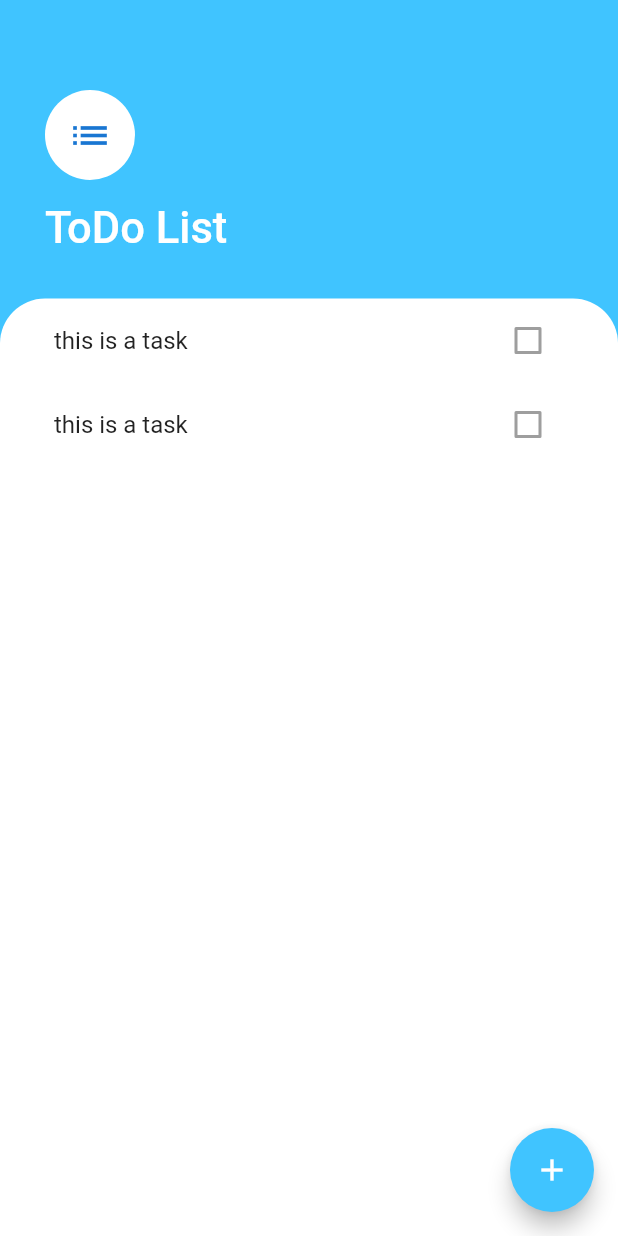
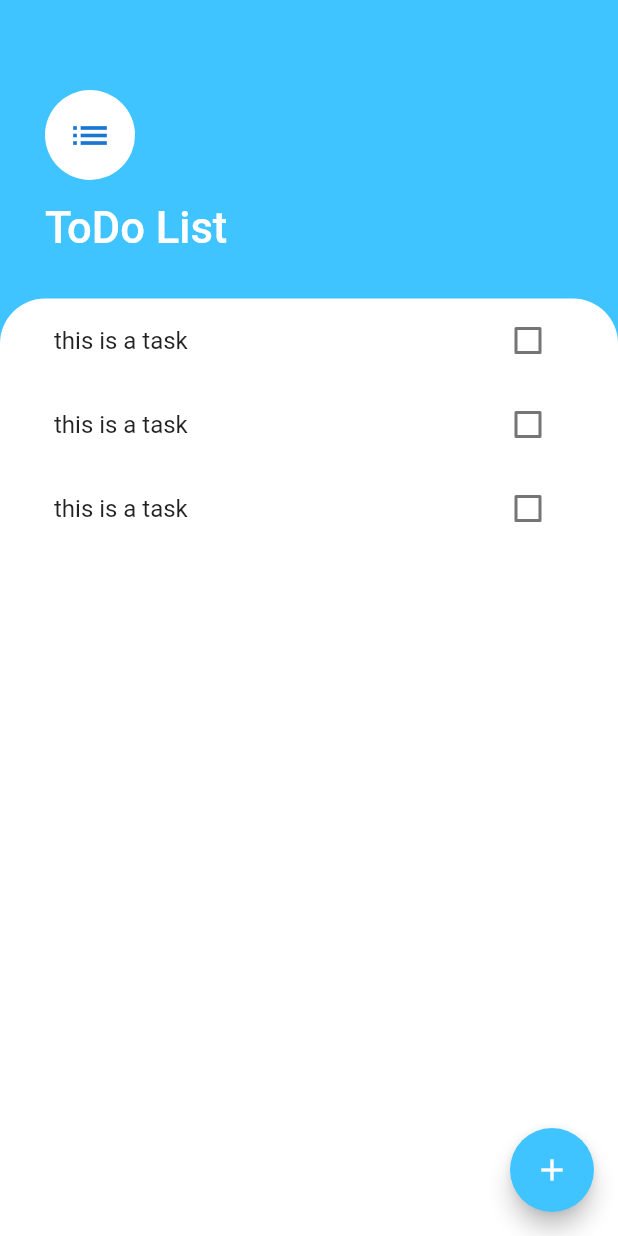
Before and after one commit to FahimMuntashir/ToDoApp-FlutterUI, a Flutter app: the screen it shows after launch, on a phone screen of 412 x 824 dp. Run offline on Flutter 3.47's test engine with Material 2 defaults, Android fonts, the phone set to English and light mode, and no system bars.

Commit message:
state widget

```diff
--- a/lib/widgets/task_tile.dart
+++ b/lib/widgets/task_tile.dart
@@ -1,13 +1,37 @@
 import 'package:flutter/material.dart';
 
-class TaskTile extends StatelessWidget {
+class TaskTile extends StatefulWidget {
+  @override
+  _TaskTileState createState() => _TaskTileState();
+}
 
+class _TaskTileState extends State<TaskTile> {
+
+
+  bool isChecked = false;
   @override
   Widget build(BuildContext context) {
     return ListTile(
-      title: Text('this is a task'),
-      trailing: Checkbox(value: false,),
-
+      title: Text('this is a task',style: TextStyle(
+        decoration: isChecked ? TextDecoration.lineThrough:null,
+      ),),
+      trailing: TaskCheckbox(checkboxState: isChecked,),
     );
   }
 }
+
+class TaskCheckbox extends StatelessWidget {
+
+  final bool checkboxState;
+  TaskCheckbox({this.checkboxState});
+  @override
+  Widget build(BuildContext context) {
+    return Checkbox(
+      activeColor: Colors.lightBlueAccent,
+      value: checkboxState,
+      onChanged: (newValue){
+//       newValue = checkboxState;
+      },
+    );
+  }
+}
--- a/lib/widgets/tasks_list.dart
+++ b/lib/widgets/tasks_list.dart
@@ -10,6 +10,9 @@ class TasksList extends StatelessWidget {
       children: <Widget>[
         TaskTile(),
         TaskTile(),
+        TaskTile(),
+
+
       ],
     );
   }
```
